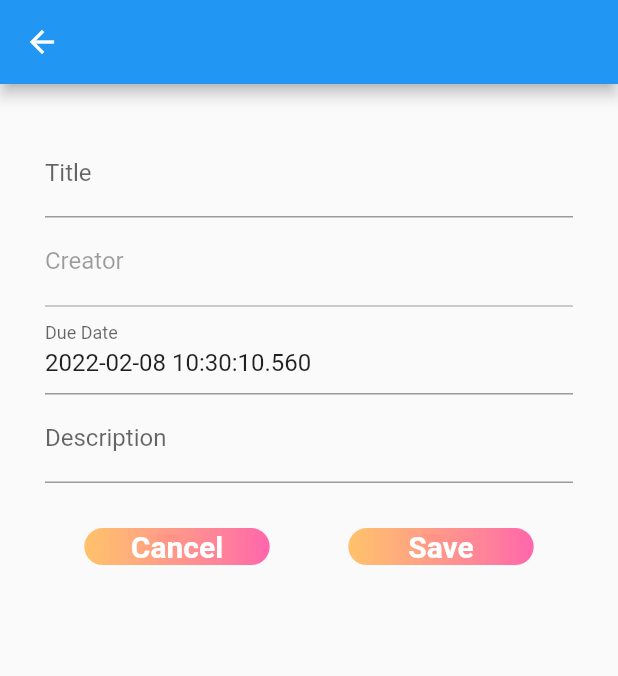
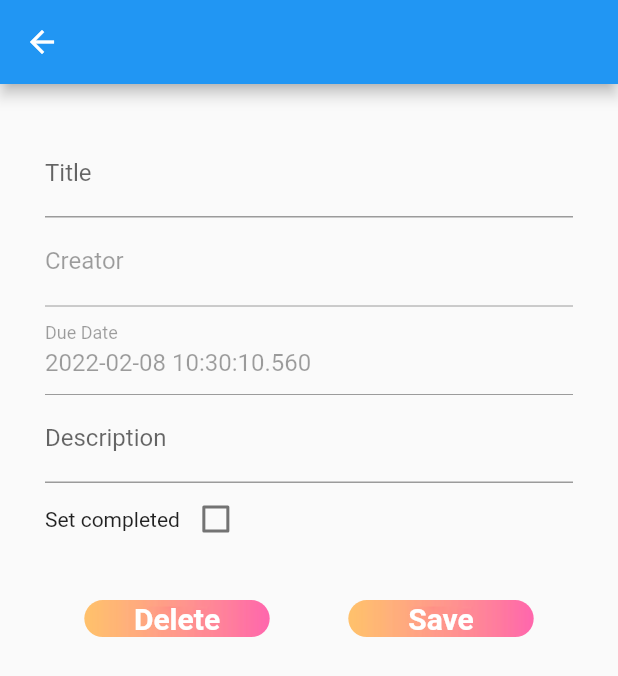
Before and after one commit to sukim2406/SoSoDay, a Flutter app: the EventForm screen opened directly with empty values, on a phone screen of 412 x 824 dp. Shown: the top 676 px of the screen. Run offline on Flutter 3.47's test engine with Material 2 defaults, Android fonts, the phone set to English and light mode, and no system bars; our stand-ins replace cloud_firestore, file_picker, firebase_auth, firebase_core, firebase_storage, get and 2 more; missing offline and left inert: dart:ffi; accounts and stored records are empty; statements that could not run were skipped.

Commit message:
events functionallity done? ::::: Daily Commit Project 02-08-2022

```diff
--- a/lib/event_form_page.dart
+++ b/lib/event_form_page.dart
@@ -20,6 +20,7 @@ class _EventFormState extends State<EventForm> {
   String creator = '';
   DateTime due = DateTime.now();
   String description = '';
+  bool completed = false;
 
   TextEditingController titleController = TextEditingController();
 
@@ -37,6 +38,7 @@ class _EventFormState extends State<EventForm> {
       title = widget.event.title;
       creator = widget.event.creator;
       due = widget.event.due.toDate().toUtc();
+      completed = widget.event.completed;
       if (widget.event.description == null) {
         description = '';
       } else {
@@ -96,8 +98,9 @@ class _EventFormState extends State<EventForm> {
                     return null;
                   }),
               TextFormField(
-                  key: Key(due.toString()),
-                  onTap: () => _selectDate(context),
+                  // key: Key(due.toString()),
+                  // onTap: () => _selectDate(context),
+                  enabled: false,
                   initialValue: due.toString(),
                   decoration: InputDecoration(labelText: 'Due Date'),
                   onSaved: (val) {},
@@ -116,17 +119,38 @@ class _EventFormState extends State<EventForm> {
                   validator: (val) {
                     return null;
                   }),
+              Row(
+                children: [
+                  Text('Set completed'),
+                  Checkbox(
+                      value: completed,
+                      onChanged: (bool? val) {
+                        setState(() {
+                          completed = val!;
+                        });
+                      })
+                ],
+              ),
               SizedBox(
                 height: 30,
               ),
               Row(
                 mainAxisAlignment: MainAxisAlignment.spaceAround,
                 children: [
-                  LogBtn(
-                      btnText: 'Cancel',
-                      btnWidth: MediaQuery.of(context).size.width * .3,
-                      btnHeight: MediaQuery.of(context).size.height * .03,
-                      btnFontSize: 20),
+                  GestureDetector(
+                    onTap: () async {
+                      MatchController.instance
+                          .deleteEvent(widget.matchDocId, widget.event)
+                          .then((result) {
+                        Navigator.pop(context);
+                      });
+                    },
+                    child: LogBtn(
+                        btnText: 'Delete',
+                        btnWidth: MediaQuery.of(context).size.width * .3,
+                        btnHeight: MediaQuery.of(context).size.height * .03,
+                        btnFontSize: 20),
+                  ),
                   GestureDetector(
                     onTap: () async {
                       if (this.formKey.currentState!.validate()) {
@@ -134,14 +158,19 @@ class _EventFormState extends State<EventForm> {
                           'title': title,
                           'due': Timestamp.fromDate(due),
                           'description': description,
+                          'completed': completed,
                         };
                         print('new data');
                         print(title);
                         print(due);
                         print(description);
-                        MatchController.instance.modifyEvent(
-                            widget.matchDocId, widget.event, newData);
-                        Get.snackbar('Saved', 'Form Saved');
+                        MatchController.instance
+                            .modifyEvent(
+                                widget.matchDocId, widget.event, newData)
+                            .then((result) {
+                          Navigator.pop(context);
+                        });
+                        // Get.snackbar('Saved', 'Form Saved');
                       }
                     },
                     child: LogBtn(
```
Also changed, not shown: lib/controllers/match_controller.dart (+18 -3 lines), lib/main_page_subpages/event_page.dart (+25 -6 lines), lib/widgets/event_tile.dart (+9 -18 lines).
